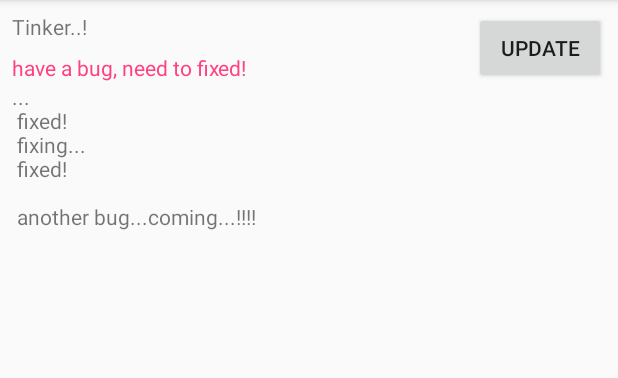
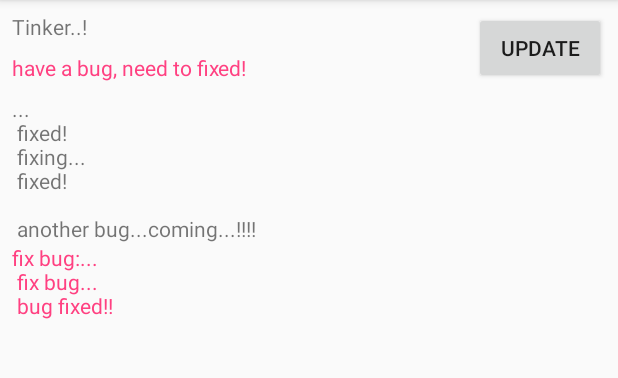
Before and after one commit to eeqg/MyTinkerDemo, an Android app: the screen it shows after launch (MainActivity), on a phone screen of 412 x 824 dp, the part 84-462 px from its top. Run offline under Robolectric (Android 15) with nearby library versions, the phone set to English and light mode, and no system bars; our stand-ins replace EventBus.

```diff
--- a/app/src/main/res/layout/activity_main.xml
+++ b/app/src/main/res/layout/activity_main.xml
@@ -39,12 +39,24 @@
 		app:layout_constraintEnd_toEndOf="parent"
 		app:layout_constraintTop_toTopOf="parent"/>
 
-	<TextView
-		android:layout_width="wrap_content"
+	<LinearLayout
+		android:layout_width="match_parent"
 		android:layout_height="wrap_content"
-		android:text="...\n fixed! \n fixing...\n fixed! \n \n another bug...coming...!!!!"
-		android:layout_marginLeft="8dp"
+		android:orientation="vertical"
+		android:padding="8dp"
 		app:layout_constraintTop_toBottomOf="@+id/tvDes"
-		app:layout_constraintLeft_toLeftOf="parent"/>
+		app:layout_constraintLeft_toLeftOf="parent">
+
+		<TextView
+			android:layout_width="wrap_content"
+			android:layout_height="wrap_content"
+			android:text="...\n fixed! \n fixing...\n fixed! \n \n another bug...coming...!!!!"/>
+
+		<TextView
+			android:layout_width="wrap_content"
+			android:layout_height="wrap_content"
+			android:textColor="@color/colorAccent"
+			android:text="fix bug:...\n fix bug... \n bug fixed!!"/>
+	</LinearLayout>
 
 </android.support.constraint.ConstraintLayout>
--- a/build.gradle
+++ b/build.gradle
@@ -20,6 +20,7 @@ buildscript {
 
 ext {
     tinker = [
+            enabled: hasProperty("TINKER_ENABLE"),
             id:"tinker_"+ "${VERSION_NAME}".replaceAll("\\.","") +
                     (TINKER_PACK_PATCH.toBoolean() ?
                             "_patch_v${TINKER_PATCH_VERSION}":"")
--- a/gradle.properties
+++ b/gradle.properties
@@ -19,7 +19,7 @@ org.gradle.jvmargs=-Xmx1536m
 VERSION_NAME=1.0
 
 TINKER_VERSION=1.9.6
-
+TINKER_ENABLE=true
 TINKER_PACK_PATCH=true
 #TINKER_PACK_PATCH=false
 TINKER_PATCH_VERSION=1.0
```
Also changed, not shown: app/src/main/java/com/example/az/mytinkerdemo/MainActivity.java (+22 -3 lines), app/tinker.gradle (+10 -5 lines).
